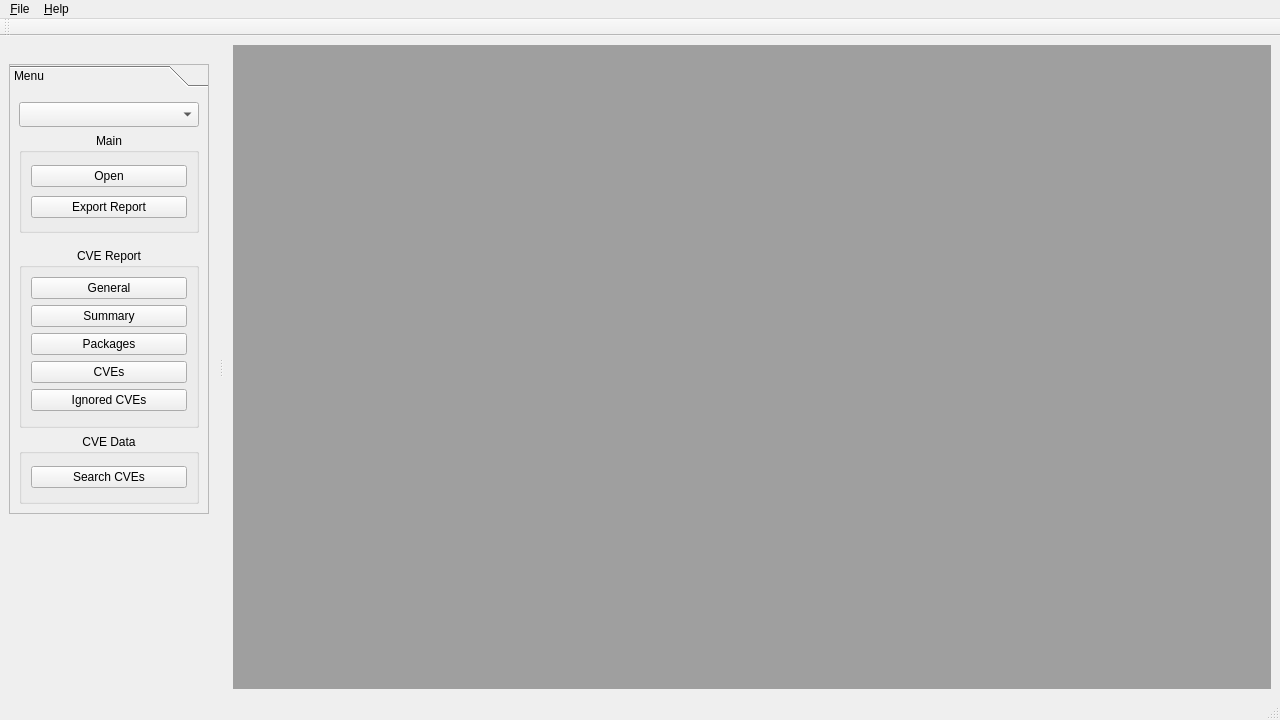
Above: qcvecheckapp.ui from rdecicco/QCVECheckReport before the change. Below: the same form after it.
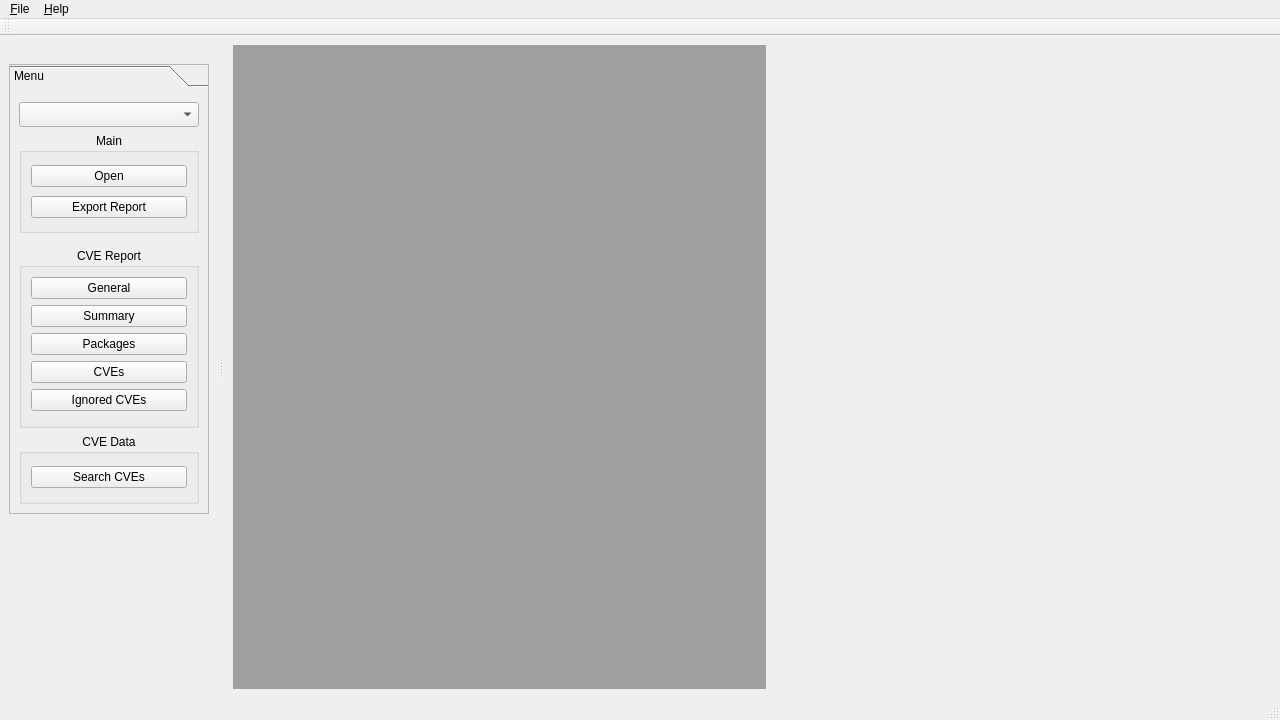
That is the form after the change.

Patch:
```diff
--- a/qcvecheckapp.ui
+++ b/qcvecheckapp.ui
@@ -23,7 +23,7 @@
    <property name="locale">
     <locale language="English" country="UnitedStates"/>
    </property>
-   <layout class="QGridLayout" name="gridLayout">
+   <layout class="QFormLayout" name="formLayout">
     <item row="0" column="0">
      <widget class="QMdiArea" name="mdiArea">
       <property name="frameShape">
```
Left out of the diff: 70 changed lines with no effect on the pictures.
